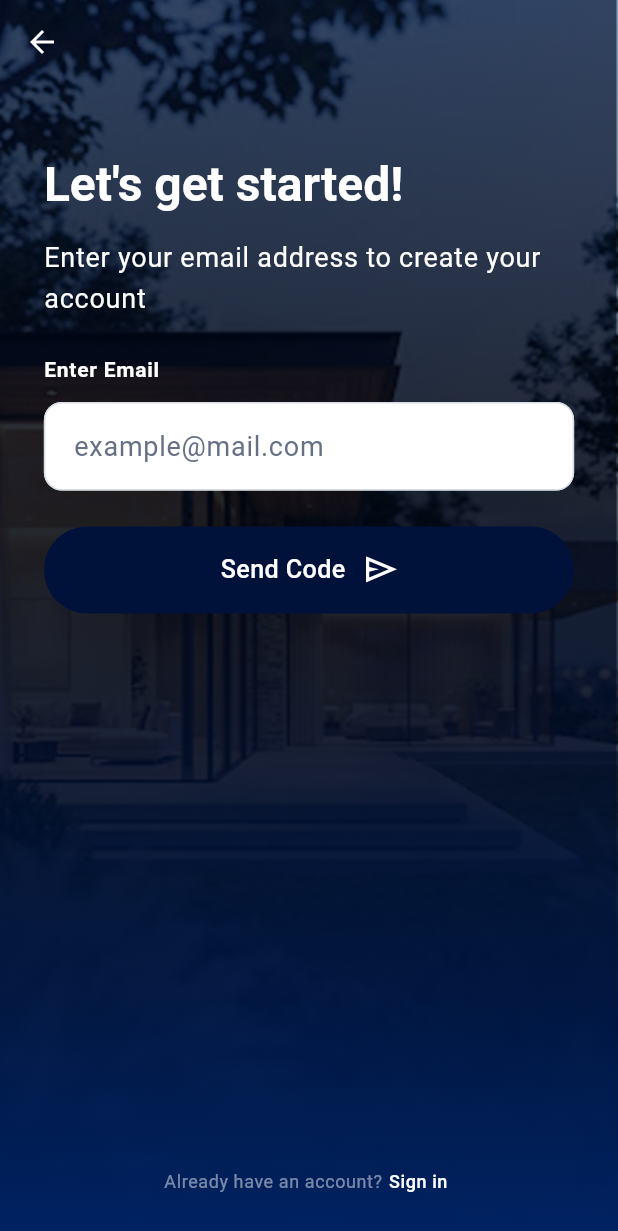
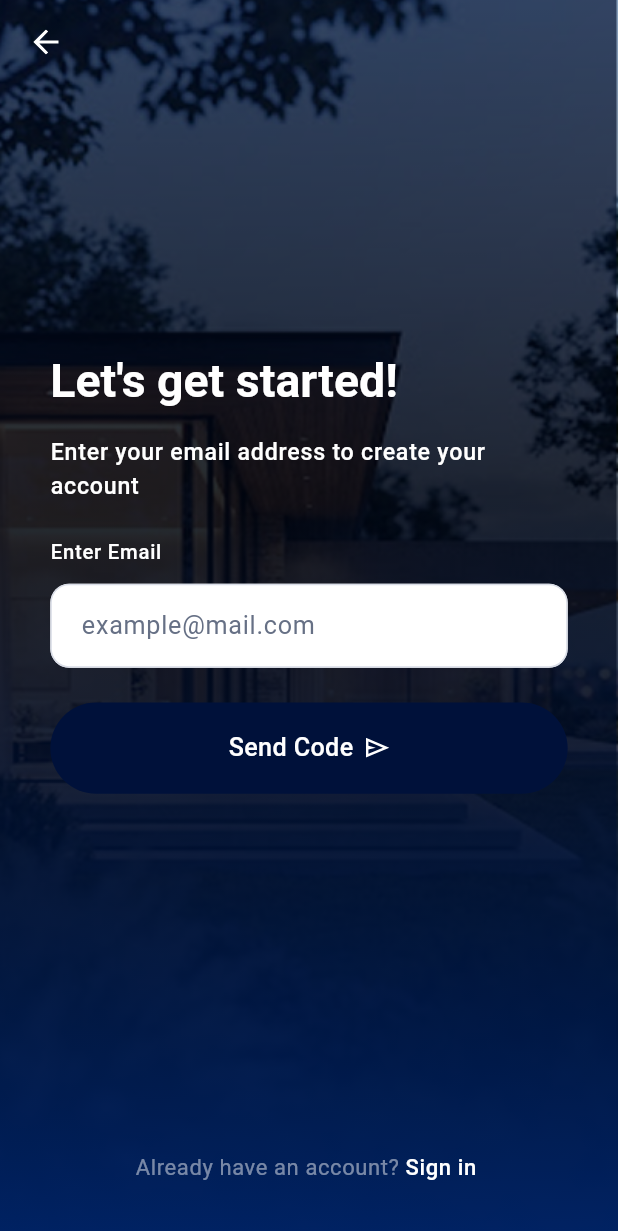
Before and after one commit to ALBaraa2/Wathiq, a Flutter app: the OnBoardingScreen screen opened by its route, after a tap on "Continue with Email", on a phone screen of 412 x 824 dp. Shown: the top 1231 px of the screen. Run offline on Flutter 3.47's test engine with Material 3 defaults, Android fonts, the light colour scheme and no system bars; our stand-ins replace country_code_picker, device_preview, dio, flutter_bloc, flutter_svg, go_router and 3 more; Roboto replaces fonts that are missing (Alexandria).

Commit message:
edit ui logic in auth screens

```diff
--- a/mobile/lib/config/routes/app_routes.dart
+++ b/mobile/lib/config/routes/app_routes.dart
@@ -1,4 +1,5 @@
 import 'package:flutter/material.dart';
+import 'package:flutter_bloc/flutter_bloc.dart';
 import 'package:go_router/go_router.dart';
 import 'package:mobile/config/routes/routes_names.dart';
 import 'package:mobile/features/verification/presentation/verification_pending_screen.dart';
@@ -9,6 +10,7 @@ import '../../features/auth/presentation/pages/email_login_screen.dart';
 import '../../features/auth/presentation/pages/email_registe_screen.dart';
 import '../../features/auth/presentation/pages/phone_login_screen.dart';
 import '../../features/auth/presentation/pages/phone_register_screen.dart';
+import '../../features/auth/presentation/state_mangement/cubit/register/register_cubit.dart';
 import '../../features/onboarding/presentation/onboardin_screen.dart';
 import '../../features/onboarding/presentation/onboarding_login_screen.dart';
 import '../../features/onboarding/presentation/splash_screen.dart';
@@ -89,8 +91,10 @@ class AppRoutes {
         path: RouteNames.emailRegisterScreen,
         name: 'emailRegisterScreen',
         builder: (context, state) {
-          return const EmailRegisterScreen();
-        },
+          return BlocProvider(
+            create: (_) => RegisterCubit(),
+            child: const EmailRegisterScreen(),
+          );        },
       ),
 
       // ─────────────────────────────────────────────
--- a/mobile/lib/core/constant/strings.dart
+++ b/mobile/lib/core/constant/strings.dart
@@ -60,4 +60,9 @@ class AppStrings {
   static const String featureNotAvailable = 'Feature Unavailable' ;
   static const String featureWillBeAvailbleLater = 'This feature is currently not available. Please try again later.' ;
 
+  static const String codeSent = 'Code Sent!' ;
+  static const String checkEmailForVerificationCode = 'Check your Email for the verification code' ;
+
+
+
 }
--- a/mobile/lib/core/widget/input_field.dart
+++ b/mobile/lib/core/widget/input_field.dart
@@ -1,13 +1,15 @@
 import 'package:flutter/material.dart';
 
 import '../../config/theme/app_colors.dart';
+import '../extensions/media_query_extensions.dart';
 
 class InputFieldWidget extends StatelessWidget {
   const InputFieldWidget({
     super.key,
     required this.controller,
     required this.hint,
-    this.validator,
+    this.errorText,
+    this.onChanged,
     this.obscureText = false,
     this.suffixIcon,
     this.prefixIcon,
@@ -15,9 +17,9 @@ class InputFieldWidget extends StatelessWidget {
 
   final TextEditingController controller;
   final String hint;
-  final String? Function(String? value)? validator;
+  final String? errorText;
+  final ValueChanged<String>? onChanged;
   final bool obscureText;
-
   final Widget? suffixIcon;
   final Widget? prefixIcon;
 
@@ -25,25 +27,43 @@ class InputFieldWidget extends StatelessWidget {
   Widget build(BuildContext context) {
     final textTheme = Theme.of(context).textTheme;
 
+    // Figma reference dimensions.
+    final _figmaWidth = 393;
+    final _figmaHeight = 852;
+
+    final _currentScreenWidth = context.screenWidth;
+    final _currentScreenHeight = context.screenHeight;
+
+    final _widthScale = _currentScreenWidth / _figmaWidth;
+    final _heightScale = _currentScreenHeight / _figmaHeight;
+
+    const double figmaBorderRadius = 12;
+    const double figmaHorizontalPadding = 16;
+    const double figmaVerticalPadding = 16;
+    const double figmaFontSize = 16;
+    const double figmaLineHeight = 24;
+
     return TextFormField(
       controller: controller,
-      validator: validator,
+      onChanged: onChanged,
       obscureText: obscureText,
-
       style: textTheme.bodyLarge?.copyWith(
         color: AppColors.textPrimary,
+        fontSize: figmaFontSize * _widthScale,
+        height: figmaLineHeight / figmaFontSize,
       ),
-
       decoration: InputDecoration(
         hintText: hint,
 
-        // The rest of the field styling comes from AppTheme.
+        // Cubit validation error.
+        errorText: errorText,
+
         filled: true,
         fillColor: AppColors.white,
 
-        contentPadding: const EdgeInsets.symmetric(
-          horizontal: 16,
-          vertical: 16,
+        contentPadding: EdgeInsets.symmetric(
+          horizontal: figmaHorizontalPadding * _widthScale,
+          vertical: figmaVerticalPadding * _heightScale,
         ),
 
         floatingLabelBehavior: FloatingLabelBehavior.never,
@@ -56,10 +76,14 @@ class InputFieldWidget extends StatelessWidget {
 
         hintStyle: textTheme.bodyLarge?.copyWith(
           color: AppColors.textSecondary,
+          fontSize: figmaFontSize * _widthScale,
+          height: figmaLineHeight / figmaFontSize,
         ),
 
         enabledBorder: OutlineInputBorder(
-          borderRadius: BorderRadius.circular(12),
+          borderRadius: BorderRadius.circular(
+            figmaBorderRadius * _widthScale,
+          ),
           borderSide: const BorderSide(
             color: AppColors.border,
             width: 1,
@@ -67,7 +91,9 @@ class InputFieldWidget extends StatelessWidget {
         ),
 
         focusedBorder: OutlineInputBorder(
-          borderRadius: BorderRadius.circular(12),
+          borderRadius: BorderRadius.circular(
+            figmaBorderRadius * _widthScale,
+          ),
           borderSide: const BorderSide(
             color: AppColors.primary,
             width: 1.5,
@@ -75,7 +101,9 @@ class InputFieldWidget extends StatelessWidget {
         ),
 
         errorBorder: OutlineInputBorder(
-          borderRadius: BorderRadius.circular(12),
+          borderRadius: BorderRadius.circular(
+            figmaBorderRadius * _widthScale,
+          ),
           borderSide: const BorderSide(
             color: AppColors.error,
             width: 1.5,
@@ -83,7 +111,9 @@ class InputFieldWidget extends StatelessWidget {
         ),
 
         focusedErrorBorder: OutlineInputBorder(
-          borderRadius: BorderRadius.circular(12),
+          borderRadius: BorderRadius.circular(
+            figmaBorderRadius * _widthScale,
+          ),
           borderSide: const BorderSide(
             color: AppColors.error,
             width: 1.5,
@@ -92,6 +122,7 @@ class InputFieldWidget extends StatelessWidget {
 
         errorStyle: textTheme.bodySmall?.copyWith(
           color: AppColors.error,
+          fontSize: 12 * _widthScale,
         ),
       ),
     );
--- a/mobile/lib/features/auth/presentation/pages/email_registe_screen.dart
+++ b/mobile/lib/features/auth/presentation/pages/email_registe_screen.dart
@@ -1,14 +1,20 @@
 import 'package:flutter/material.dart';
+import 'package:flutter_bloc/flutter_bloc.dart';
 import 'package:flutter_svg/flutter_svg.dart';
 import 'package:go_router/go_router.dart';
-
+import 'package:mobile/features/auth/presentation/widgets/auth_action_row.dart';
 import '../../../../config/routes/routes_names.dart';
 import '../../../../config/theme/app_colors.dart';
 import '../../../../core/constant/app_icons.dart';
 import '../../../../core/constant/images_path.dart';
 import '../../../../core/constant/strings.dart';
 import '../../../../core/widget/app_button.dart';
+import '../../../../core/widget/app_top_snackbar.dart';
 import '../../../../core/widget/input_field.dart';
+import '../../../../core/extensions/media_query_extensions.dart';
+import '../state_mangement/cubit/register/register_cubit.dart';
+import '../state_mangement/cubit/register/register_state.dart';
+import '../widgets/otp_bottom_sheet.dart';
 
 class EmailRegisterScreen extends StatefulWidget {
   const EmailRegisterScreen({super.key});
@@ -20,46 +26,76 @@ class EmailRegisterScreen extends StatefulWidget {
 class _EmailRegisterScreenState extends State<EmailRegisterScreen> {
   final TextEditingController _emailController = TextEditingController();
 
+  bool _showOverlay = false;
+
   @override
   void dispose() {
     _emailController.dispose();
     super.dispose();
   }
 
+  Future<void> _handleRegisterSuccess(BuildContext context) async {
+    setState(() => _showOverlay = true);
+
+    AppTopSnackBar.show(
+      context,
+      title: AppStrings.codeSent,
+      message: AppStrings.checkEmailForVerificationCode,
+      prefixIcon: AppIcons.success,
+      duration: const Duration(milliseconds: 2000),
+    );
+
+    await Future.delayed(const Duration(milliseconds: 2000));
+    if (!context.mounted) return;
+
+    await showModalBottomSheet(
+      context: context,
+      isScrollControlled: true,
+      backgroundColor: Colors.transparent,
+      barrierColor: Colors.transparent,
+      builder: (context) {
+        return const OtpBottomSheet();
+      },
+    );
+
+    if (mounted) {
+      setState(() => _showOverlay = false);
+    }
+  }
+
   @override
   Widget build(BuildContext context) {
     final textTheme = Theme.of(context).textTheme;
 
+    // Figma reference dimensions.
+    final _figmaWidth = 393;
+    final _figmaHeight = 852;
+    final _currentScreenWidth = context.screenWidth;
+    final _currentScreenHeight = context.screenHeight;
+    final _widthScale = (_currentScreenWidth / _figmaWidth);
+    final _heightScale = (_currentScreenHeight / _figmaHeight);
+    final _horizantalPadding = _widthScale * 32;
+
     return Scaffold(
-      backgroundColor: AppColors.primary,
       extendBodyBehindAppBar: true,
-
       appBar: AppBar(
         backgroundColor: AppColors.transparent,
         elevation: 0,
         surfaceTintColor: AppColors.transparent,
-
         leading: IconButton(
-          onPressed: () => context.go(RouteNames.onboardingScreen),
+          padding: EdgeInsets.only(left: 5 * _widthScale),
+          onPressed: () => context.pop(),
           icon: SvgPicture.asset(
             AppIcons.back,
+            width: _widthScale * 20,
+            height: _widthScale * 20,
           ),
         ),
       ),
 
-      body: LayoutBuilder(
-        builder: (context, constraints) {
-          final screenWidth = constraints.maxWidth;
-
-          final horizontalPadding =
-          (screenWidth * 0.071).clamp(20.0, 32.0);
-
-          return Stack(
+      body: Stack(
         fit: StackFit.expand,
         children: [
-// -----------------------------------------------------------
-// Background image
-// -----------------------------------------------------------
           Positioned.fill(
             child: Image.asset(
               ImagePath.background,
@@ -67,9 +103,6 @@ class _EmailRegisterScreenState extends State<EmailRegisterScreen> {
             ),
           ),
 
-// -----------------------------------------------------------
-// Same gradient overlay as the onboarding screen
-// -----------------------------------------------------------
           Positioned.fill(
             child: DecoratedBox(
               decoration: BoxDecoration(
@@ -81,135 +114,129 @@ class _EmailRegisterScreenState extends State<EmailRegisterScreen> {
                     AppColors.black.withValues(alpha: 0.60),
                     AppColors.backgroundGradient.withValues(alpha: 0.95),
                   ],
-                      stops: const [
-                        0.0,
-                        0.40,
-                        1.0,
-                      ],
+                  stops: const [0.0, 0.40, 1.0],
                 ),
               ),
             ),
           ),
 
-// -----------------------------------------------------------
-// Main content
-// -----------------------------------------------------------
-              SafeArea(
-                child: Padding(
+          Padding(
             padding: EdgeInsets.symmetric(
-                    horizontal: horizontalPadding,
+              horizontal: _horizantalPadding,
             ),
             child: Column(
               crossAxisAlignment: CrossAxisAlignment.start,
               children: [
-// Space below the transparent AppBar.
-                      const SizedBox(height: 48),
+                const Spacer(),
 
                 Text(
                   AppStrings.getStarted,
                   style: textTheme.headlineLarge?.copyWith(
                     color: AppColors.white,
+                    fontSize: _heightScale * 32,
+                    height: (40 / 32),
+                    fontWeight: FontWeight.w700,
                   ),
                 ),
 
-                      const SizedBox(height: 16),
+                SizedBox(height: _heightScale * 16),
 
                 Text(
                   AppStrings.enterYourEmailAdd,
                   style: textTheme.bodyLarge?.copyWith(
                     color: AppColors.white,
+                    fontSize: _heightScale * 16,
+                    height: (24 / 16),
+                    fontWeight: FontWeight.w500,
                   ),
                 ),
 
-                      const SizedBox(height: 24),
+                SizedBox(height: _heightScale * 24),
 
                 Text(
                   AppStrings.enterEmail,
                   style: textTheme.labelMedium?.copyWith(
                     color: AppColors.white,
+                    fontSize: _heightScale * 14,
+                    height: (20 / 14),
+                    fontWeight: FontWeight.w500,
                   ),
                 ),
 
-                      const SizedBox(height: 12),
+                SizedBox(height: _heightScale * 12),
 
-                      InputFieldWidget(
+                BlocBuilder<RegisterCubit, RegisterState>(
+                  builder: (BuildContext context, RegisterState state) {
+                    return InputFieldWidget(
                       hint: AppStrings.emailHintText,
                       controller: _emailController,
+                      errorText: state.errorMessage,
+                      onChanged: (value) {
+                        context.read<RegisterCubit>().emailChange(value);
+                      },
+                    );
+                  },
                 ),
 
-                      const SizedBox(height: 24),
+                SizedBox(height: _heightScale * 24),
 
-                      SizedBox(
-                        width: double.infinity,
-                        child: AppElevatedButton(
+                BlocListener<RegisterCubit, RegisterState>(
+                  listenWhen: (previous, current) =>
+                  previous.status != current.status &&
+                      current.status == RegisterStatus.success,
+                  listener: (context, state) {
+                    _handleRegisterSuccess(context);
+                  },
+                  child: BlocBuilder<RegisterCubit, RegisterState>(
+                    builder: (BuildContext context, RegisterState state) {
+                      return AppElevatedButton(
                         text: AppStrings.sendCode,
                         onPressed: () {
-// Email authentication
+                          context.read<RegisterCubit>().emailValidate();
                         },
                         backgroundColor: AppColors.primary,
                         borderWidth: 1,
-                          height: 58,
+                        height: (_widthScale * 58).clamp(20, 130),
                         borderRadius: 9999,
-                          postIcon: SvgPicture.asset(
-                            AppIcons.send,
-                          ),
+                        postIcon: SvgPicture.asset(AppIcons.send),
+                        iconSize: 15 * _widthScale,
+                        iconGap: 8 * _widthScale,
+                      );
+                    },
                   ),
                 ),
 
                 const Spacer(),
 
-                      Center(
-                        child: Wrap(
-                          alignment: WrapAlignment.center,
-                          crossAxisAlignment: WrapCrossAlignment.center,
-                          children: [
-                            Text(
-                              AppStrings.alreadyHaveAccount,
-                              textAlign: TextAlign.center,
-                              style: textTheme.bodySmall?.copyWith(
-                                color: AppColors.white.withValues(
-                                  alpha: 0.47,
+                AuthActionRow(
+                  message: AppStrings.alreadyHaveAccount,
+                  actionText: AppStrings.signIn,
+                  onActionPressed: () {
+                    context.go(RouteNames.onboardingLoginScreen);
+                  },
+                  textFontSize: 14 * _widthScale,
                 ),
+
+                SizedBox(height: _heightScale * 32),
+              ],
             ),
           ),
 
-                            TextButton(
-                              onPressed: () {
-                                context.go(
-                                  RouteNames.onboardingLoginScreen,
-                                );
-                              },
-                              style: TextButton.styleFrom(
-                                foregroundColor: AppColors.white,
-                                padding: const EdgeInsets.symmetric(
-                                  horizontal: 4,
-                                  vertical: 4,
+          Positioned.fill(
+            child: IgnorePointer(
+              ignoring: !_showOverlay,
+              child: AnimatedOpacity(
+                opacity: _showOverlay ? 1 : 0,
+                duration: const Duration(milliseconds: 300),
+                curve: Curves.easeInOut,
+                child: Container(
+                  color: AppColors.primaryDark.withValues(alpha: 0.63),
                 ),
-                                minimumSize: Size.zero,
-                                tapTargetSize:
-                                MaterialTapTargetSize.shrinkWrap,
-                              ),
-                              child: Text(
-                                AppStrings.signIn,
-                                style: textTheme.bodySmall?.copyWith(
-                                  color: AppColors.white,
-                                  fontWeight: FontWeight.w500,
               ),
             ),
           ),
         ],
       ),
-                      ),
-
-                      const SizedBox(height: 24),
-                    ],
-                  ),
-                ),
-              ),
-            ],
-          );
-        },
-      ),
     );
   }
 }
--- /dev/null
+++ b/mobile/lib/features/auth/presentation/state_mangement/cubit/register/register_state.dart
@@ -0,0 +1,29 @@
+enum RegisterStatus { initial, success, error }
+
+class RegisterState {
+  final String emailOrPhone;
+  final String? errorMessage;
+  final RegisterStatus status;
+  final bool isLoading;
+
+  const RegisterState({
+    this.emailOrPhone = '',
+    this.errorMessage,
+    this.status = RegisterStatus.initial,
+    this.isLoading = false,
+  });
+
+  RegisterState copyWith({
+    String? emailOrPhone,
+    String? errorMessage,
+    RegisterStatus? status,
+    bool? isLoading,
+  }) {
+    return RegisterState(
+      emailOrPhone: emailOrPhone ?? this.emailOrPhone,
+      errorMessage: errorMessage,
+      status: status ?? this.status,
+      isLoading: isLoading ?? this.isLoading,
+    );
+  }
+}
--- a/mobile/lib/features/onboarding/presentation/onboardin_screen.dart
+++ b/mobile/lib/features/onboarding/presentation/onboardin_screen.dart
@@ -92,7 +92,7 @@ class OnBoardingScreen extends StatelessWidget {
                     AppElevatedButton(
                       text: AppStrings.continueWithEmail,
                       onPressed: () {
-                        context.go(
+                        context.push(
                           RouteNames.emailRegisterScreen,
                         );
                       },
--- a/mobile/lib/main.dart
+++ b/mobile/lib/main.dart
@@ -6,7 +6,7 @@ import 'config/routes/app_routes.dart';
 import 'config/theme/app_theme.dart';
 
 void main() {
-  //WidgetsFlutterBinding.ensureInitialized();
+  WidgetsFlutterBinding.ensureInitialized();
 
   runApp(
     DevicePreview(
```
Also changed, not shown: mobile/lib/core/utils/validators.dart (+1 -53 lines), mobile/lib/core/widget/app_button.dart (+1 -27 lines), mobile/lib/features/auth/presentation/state_mangement/cubit/register/register_cubit.dart (added, +31 -0 lines). Lines whose indentation alone changed are shown as unchanged.
